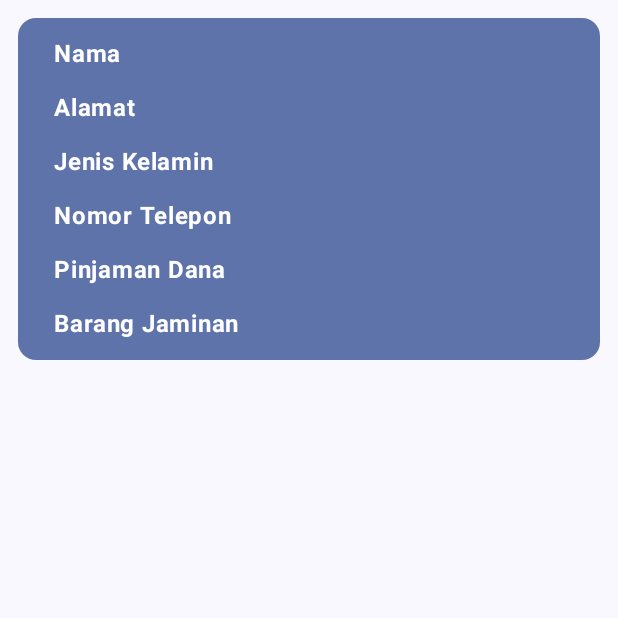
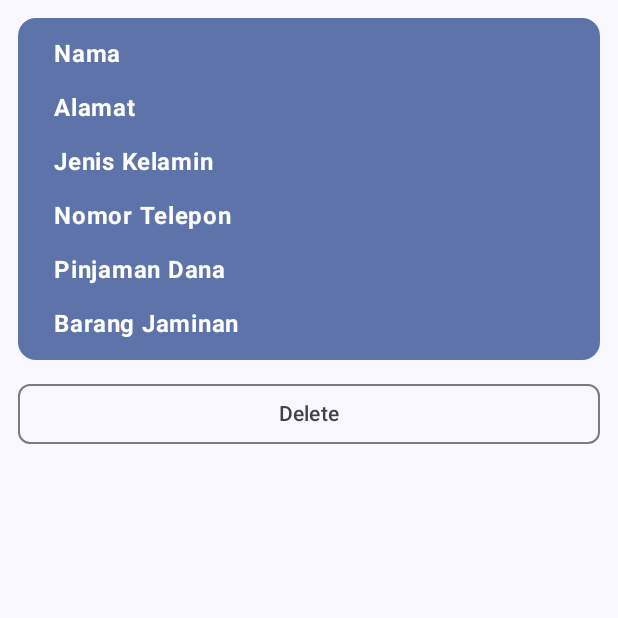
Before and after one commit to affanramadhan23/ProjectAkhir, an Android app built with Jetpack Compose: the composable ItemDetailsBodyCustomer shown on its own in the app's theme, on a phone screen of 412 x 824 dp, the top half of it. Run offline under Robolectric (Android 15) with nearby library versions, the phone set to English and light mode, and no system bars.

Commit message:
menambahkan OutlinedButton untuk penghapusan dengan teks 'Delete', diikuti oleh DeleteConfirmationDialog jika deleteConfirmationRequiredCustomer aktif

```diff
--- a/app/src/main/java/com/example/projectakhir/ui/DetailCustomer/DetailCustomer.kt
+++ b/app/src/main/java/com/example/projectakhir/ui/DetailCustomer/DetailCustomer.kt
@@ -10,6 +10,7 @@ import androidx.compose.material3.AlertDialog
 import androidx.compose.material3.Card
 import androidx.compose.material3.CardDefaults
 import androidx.compose.material3.MaterialTheme
+import androidx.compose.material3.OutlinedButton
 import androidx.compose.material3.Text
 import androidx.compose.material3.TextButton
 import androidx.compose.runtime.Composable
@@ -41,11 +42,29 @@ private fun ItemDetailsBodyCustomer(
         modifier = modifier.padding(12.dp),
         verticalArrangement = Arrangement.spacedBy(12.dp)
     ) {
-        var deleteConfirmationRequired by rememberSaveable { mutableStateOf(false) }
+        var deleteConfirmationRequiredCustomer   by rememberSaveable { mutableStateOf(false) }
         ItemDetailsCustomer(
             customer = detailUIStateCustomer.addEventCustomer.toCustomer(),
             modifier = Modifier.fillMaxWidth()
         )
+        OutlinedButton(
+            onClick = { deleteConfirmationRequiredCustomer = true },
+            shape = MaterialTheme.shapes.small,
+            modifier = Modifier.fillMaxWidth()
+        ) {
+            Text("Delete")
+        }
+
+        if (deleteConfirmationRequiredCustomer) {
+            DeleteConfirmationDialog(
+                onDeleteConfirmCustomer = {
+                    deleteConfirmationRequiredCustomer = false
+                    onDeleteCustomer()
+                },
+                onDeleteCancelCustomer = { deleteConfirmationRequiredCustomer = false },
+                modifier = Modifier.padding(12.dp)
+            )
+        }
     }
 }
 @Composable
```
